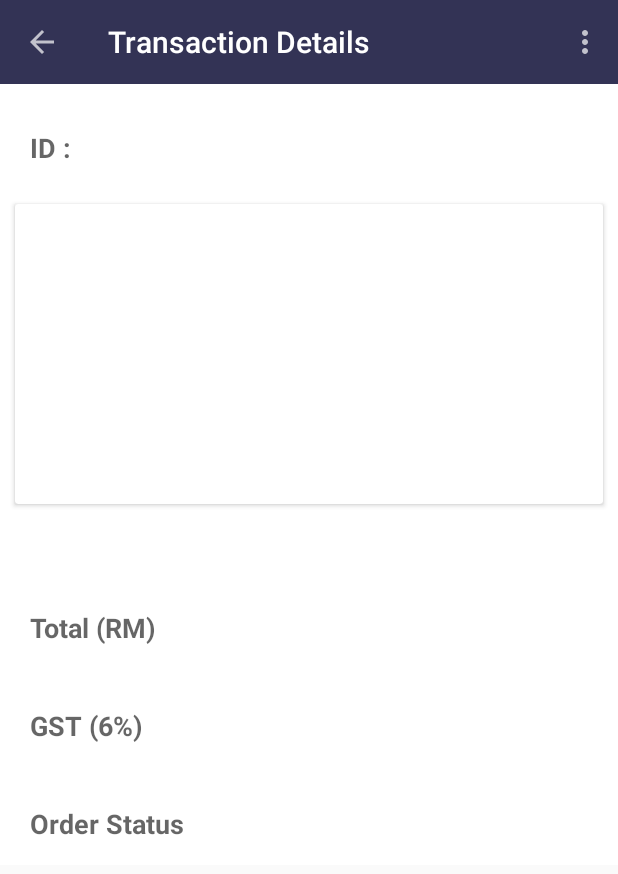
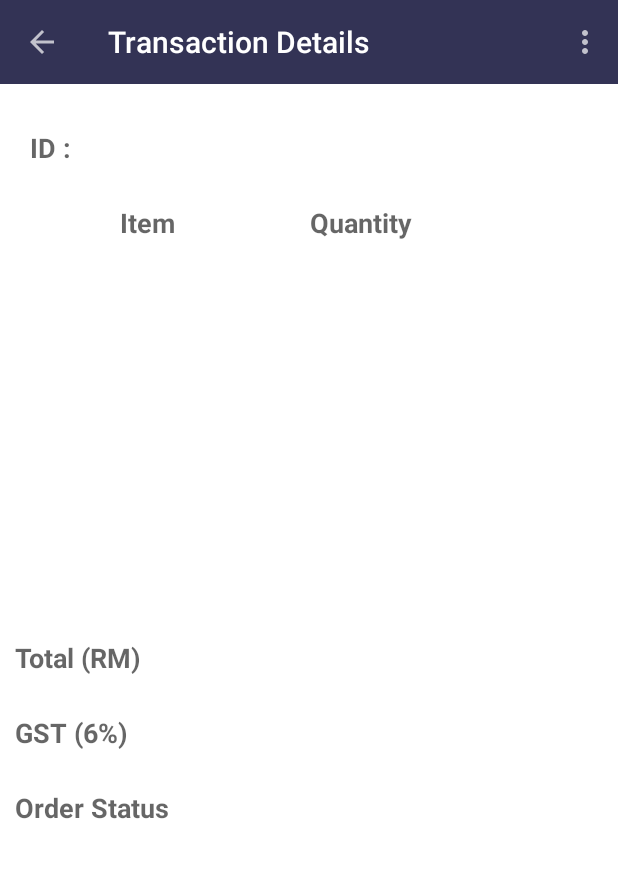
Before and after one commit to WaiKeith/CanteenPOS, an Android app: the TransactionDetails screen opened directly, with no data from a screen before it, on a phone screen of 412 x 824 dp. Shown: the top 874 px of the screen. Run offline under Robolectric (Android 15) with nearby library versions, the phone set to English and light mode, and no system bars; libraries missing offline, so code that uses them is left out: com.nostra13.universalimageloader, com.software.shell; 9 statements that could not run were skipped.

```diff
--- a/app/src/main/res/layout/activity_transaction_details.xml
+++ b/app/src/main/res/layout/activity_transaction_details.xml
@@ -11,7 +11,7 @@
 
     <LinearLayout
         android:layout_width="match_parent"
-        android:layout_height="wrap_content"
+        android:layout_height="match_parent"
         android:layout_below="@id/toolbar"
         android:orientation="vertical"
         android:paddingTop="20dp"
@@ -52,14 +52,40 @@
         android:layout_marginLeft="60dp"/>
     </LinearLayout>
 
-    <android.support.v7.widget.CardView
-        android:layout_width="match_parent"
+    <LinearLayout
+        android:layout_width="wrap_content"
         android:layout_height="wrap_content"
-        android:layout_marginTop="@dimen/dimen_10"
-        android:layout_marginLeft="@dimen/dimen_10"
-        android:layout_marginRight="@dimen/dimen_10"
-        android:layout_marginBottom="@dimen/dimen_10"
-        android:id="@+id/cv1">
+        android:orientation="horizontal"
+        android:id="@+id/linearLayout8">
+        <TextView
+            android:layout_width="wrap_content"
+            android:layout_height="50dp"
+            android:textAppearance="?android:attr/textAppearanceMedium"
+            android:text="Item"
+            android:textStyle="bold"
+            android:layout_marginLeft="70dp"
+            android:padding="10dp"/>
+
+        <TextView
+            android:layout_width="wrap_content"
+            android:layout_height="50dp"
+            android:textAppearance="?android:attr/textAppearanceMedium"
+            android:text="Quantity"
+            android:layout_marginLeft="80dp"
+            android:textStyle="bold"/>
+        </LinearLayout>
+
+    <!--<android.support.v7.widget.CardView-->
+        <!--android:layout_width="match_parent"-->
+        <!--android:layout_height="wrap_content"-->
+        <!--android:layout_marginTop="@dimen/dimen_10"-->
+        <!--android:layout_marginLeft="@dimen/dimen_10"-->
+        <!--android:layout_marginRight="@dimen/dimen_10"-->
+        <!--android:layout_marginBottom="@dimen/dimen_10"-->
+        <!--android:id="@+id/cv1">-->
+     <ScrollView
+         android:layout_width="wrap_content"
+         android:layout_height="wrap_content">
      <LinearLayout
         android:id="@+id/linearLayoutRV"
         android:layout_width="wrap_content"
@@ -73,7 +99,8 @@
                 android:layout_height="180dp"/>
 
         </LinearLayout>
-    </android.support.v7.widget.CardView>
+     </ScrollView>
+    <!--</android.support.v7.widget.CardView>-->
 
     <LinearLayout
             android:layout_width="wrap_content"
@@ -90,7 +117,6 @@
                 android:id="@+id/tvPaymentAmt"
                 android:textStyle="bold"
                 android:layout_marginLeft="10dp"
-                android:padding="10dp"
                 android:layout_centerVertical="true"/>
 
             <TextView
@@ -106,7 +132,6 @@
         android:layout_width="wrap_content"
         android:layout_height="wrap_content"
         android:orientation="horizontal"
-        android:paddingTop="15dp"
         android:id="@+id/linearLayout4">
 
             <TextView
@@ -117,7 +142,6 @@
                 android:id="@+id/tvTotalGST"
                 android:textStyle="bold"
                 android:layout_marginLeft="10dp"
-                android:padding="10dp"
                 android:layout_centerVertical="true"/>
 
             <TextView
@@ -133,7 +157,6 @@
             android:layout_width="wrap_content"
             android:layout_height="wrap_content"
             android:orientation="horizontal"
-            android:paddingTop="15dp"
             android:id="@+id/linearLayout5">
 
             <TextView
@@ -144,7 +167,6 @@
                 android:id="@+id/tvStatus"
                 android:textStyle="bold"
                 android:layout_marginLeft="10dp"
-                android:padding="10dp"
                 android:layout_centerVertical="true"/>
 
             <TextView
--- a/app/src/main/res/layout/view_cart_line.xml
+++ b/app/src/main/res/layout/view_cart_line.xml
@@ -21,8 +21,8 @@
             android:id="@+id/food">
 
             <TextView
-                android:id="@+id/foodID"
-                android:layout_width="80dp"
+                android:id="@+id/foodName"
+                android:layout_width="120dp"
                 android:layout_height="40dp"
                 android:text=""
                 android:textStyle="bold"
@@ -44,7 +44,7 @@
             android:layout_height="80dp"
             android:text=""
             android:textStyle="bold"
-            android:layout_marginLeft="40dp"
+            android:layout_marginLeft="20dp"
             android:gravity="center"/>
 
         <TextView
```
Also changed, not shown: app/src/main/res/layout/view_orderline_row.xml (+11 -35 lines).
